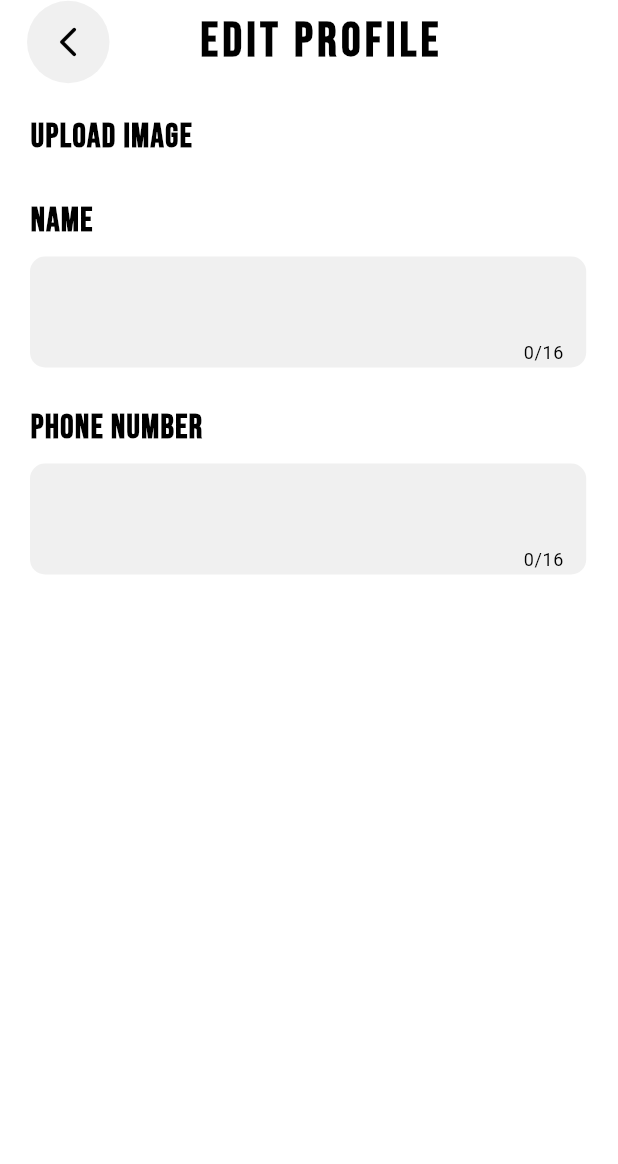
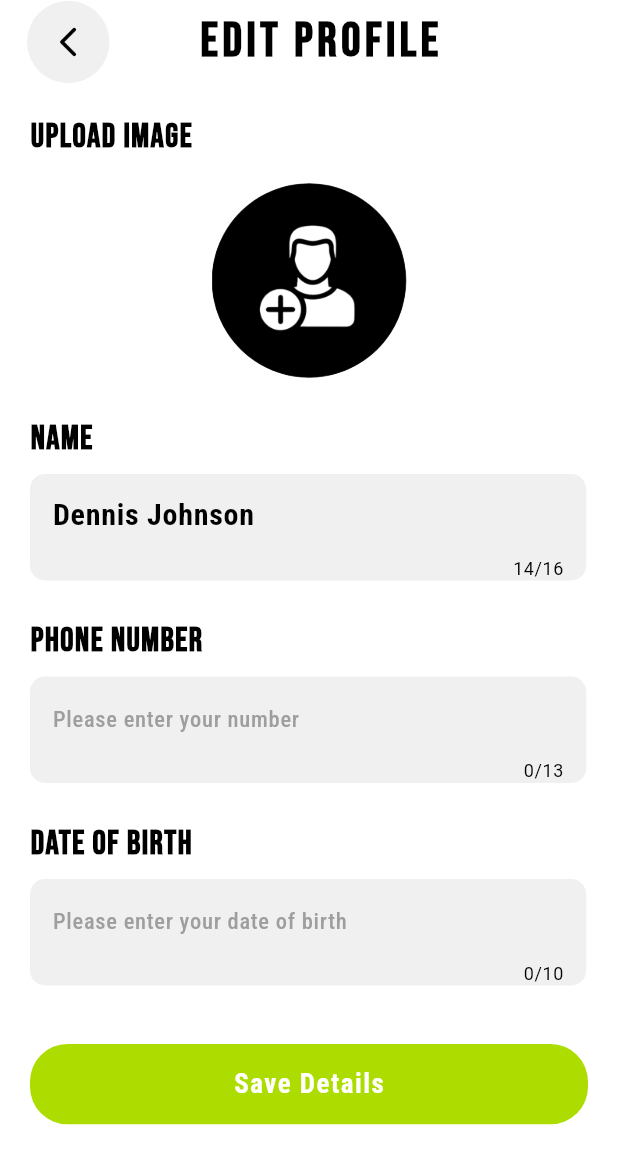
Before and after one commit to codex7Teen/Wulflex_E-commerce_App, a Flutter app: the ScreenProfile screen opened directly, after a tap on "Edit Profile", on a phone screen of 412 x 824 dp. Shown: the top 1164 px of the screen. Run offline on Flutter 3.47's test engine with Material 3 defaults, Android fonts, the phone set to English and light mode, and no system bars; our stand-ins replace bloc, carousel_slider, equatable, firebase_auth, firebase_core, flutter_bloc and 5 more; accounts and stored records are empty.

Commit message:
edit user profile

```diff
--- a/lib/screens/main_screens/account_screens/profile_screen/edit_profile_screen.dart
+++ b/lib/screens/main_screens/account_screens/profile_screen/edit_profile_screen.dart
@@ -1,13 +1,18 @@
+import 'dart:io';
+
 import 'package:flutter/material.dart';
 import 'package:image_picker/image_picker.dart';
+import 'package:wulflex/utils/consts/app_colors.dart';
 import 'package:wulflex/utils/consts/text_styles.dart';
 import 'package:wulflex/widgets/custom_appbar_with_backbutton.dart';
-import 'package:wulflex/widgets/custom_authentication_tetxfield_widget.dart';
+import 'package:wulflex/widgets/custom_green_button_widget.dart';
 import 'package:wulflex/widgets/custom_textfields_widget.dart';
 
 class ScreenEditProfile extends StatefulWidget {
   final String screenTitle;
-  const ScreenEditProfile({super.key, required this.screenTitle});
+  final String name;
+  const ScreenEditProfile(
+      {super.key, required this.screenTitle, required this.name});
 
   @override
   State<ScreenEditProfile> createState() => _ScreenEditProfileState();
@@ -17,19 +22,27 @@ class _ScreenEditProfileState extends State<ScreenEditProfile> {
   GlobalKey<FormState> formKey = GlobalKey<FormState>();
   final TextEditingController _nameController = TextEditingController();
   final TextEditingController _phoneNumberController = TextEditingController();
+  final TextEditingController _dateofbirthController = TextEditingController();
 
-  // Track selected weights
-  Set<String> selectedWeights = {};
-
-  // List to store picked image path
-  List<String> selectedImages = [];
-
-  // Checkbox State
-  bool isAgreed = false;
+  // store picked image
+  File? _selectedImage;
 
   Future pickImage() async {
     // Open image picker
     final ImagePicker picker = ImagePicker();
+    final XFile? image = await picker.pickImage(source: ImageSource.gallery);
+
+    if (image != null) {
+      setState(() {
+        _selectedImage = File(image.path);
+      });
+    }
+  }
+
+  @override
+  void initState() {
+    super.initState();
+    _nameController.text = widget.name;
   }
 
   @override
@@ -41,7 +54,10 @@ class _ScreenEditProfileState extends State<ScreenEditProfile> {
 
   @override
   Widget build(BuildContext context) {
+    final isLightTheme = Theme.of(context).brightness == Brightness.light;
     return Scaffold(
+      backgroundColor:
+          isLightTheme ? AppColors.whiteThemeColor : AppColors.blackThemeColor,
       appBar: customAppbarWithBackbutton(context, "Edit Profile", 0.1),
       body: SingleChildScrollView(
         child: Padding(
@@ -52,10 +68,32 @@ class _ScreenEditProfileState extends State<ScreenEditProfile> {
               crossAxisAlignment: CrossAxisAlignment.start,
               children: [
                 Text('Upload Image',
-                    style: AppTextStyles.screenSubHeadings(context)),
+                    style: AppTextStyles.editScreenSubHeadings(context)),
+                SizedBox(height: 15),
+                Center(
+                  child: GestureDetector(
+                    onTap: pickImage,
+                    child: SizedBox(
+                      height: 130,
+                      width: 130,
+                      child: ClipRRect(
+                        borderRadius: BorderRadius.circular(100),
+                        child: _selectedImage != null
+                            ? Image.file(_selectedImage!, fit: BoxFit.cover)
+                            : Image.asset(
+                                'assets/add_profile.png',
+                                fit: BoxFit.cover,
+                                color: isLightTheme
+                                    ? AppColors.blackThemeColor
+                                    : AppColors.whiteThemeColor,
+                              ),
+                      ),
+                    ),
+                  ),
+                ),
                 SizedBox(height: 25),
                 Text('NAME',
-                    style: AppTextStyles.screenSubHeadings(context)),
+                    style: AppTextStyles.editScreenSubHeadings(context)),
                 SizedBox(height: 8),
                 CustomTextfieldsWidget(
                   validator: (value) {
@@ -65,10 +103,11 @@ class _ScreenEditProfileState extends State<ScreenEditProfile> {
                     return null;
                   },
                   controller: _nameController,
+                  hintText: 'Please enter your name',
                 ),
                 SizedBox(height: 25),
                 Text('PHONE NUMBER',
-                    style: AppTextStyles.screenSubHeadings(context)),
+                    style: AppTextStyles.editScreenSubHeadings(context)),
                 SizedBox(height: 8),
                 CustomTextfieldsWidget(
                   validator: (value) {
@@ -78,9 +117,32 @@ class _ScreenEditProfileState extends State<ScreenEditProfile> {
                     return null;
                   },
                   controller: _phoneNumberController,
+                  textInputType: TextInputType.number,
+                  maxCharacterLength: 13,
+                  hintText: 'Please enter your number',
                 ),
                 SizedBox(height: 25),
-                //TODO CREATE A DATE PICKER
+                Text('DATE OF BIRTH',
+                    style: AppTextStyles.editScreenSubHeadings(context)),
+                SizedBox(height: 8),
+                CustomTextfieldsWidget(
+                  validator: (value) {
+                    if (value == null || value.trim().isEmpty) {
+                      return 'Please enter your phone number';
+                    }
+                    return null;
+                  },
+                  controller: _dateofbirthController,
+                  textInputType: TextInputType.number,
+                  maxCharacterLength: 10,
+                  hintText: 'Please enter your date of birth',
+                ),
+                SizedBox(height: 39),
+                GreenButtonWidget(
+                  buttonText: "Save Details",
+                  borderRadius: 25,
+                  width: 1,
+                )
               ],
             ),
           ),
--- a/lib/screens/main_screens/account_screens/profile_screen/profile_screen.dart
+++ b/lib/screens/main_screens/account_screens/profile_screen/profile_screen.dart
@@ -5,7 +5,7 @@ import 'package:wulflex/utils/consts/text_styles.dart';
 import 'package:wulflex/widgets/custom_appbar_with_backbutton.dart';
 import 'package:wulflex/widgets/custom_green_button_widget.dart';
 import 'package:wulflex/widgets/custom_grey_container_widget.dart';
-import 'package:wulflex/widgets/custom_red_button_widget.dart';
+import 'package:wulflex/widgets/custom_black_button_widget.dart';
 import 'package:wulflex/widgets/navigation_helper_widget.dart';
 
 class ScreenProfile extends StatelessWidget {
@@ -66,10 +66,10 @@ class ScreenProfile extends StatelessWidget {
                     icon: Icons.cake_rounded),
                     SizedBox(height: 20),
                     GestureDetector(
-                      onTap: () => NavigationHelper.navigateToWithoutReplacement(context, ScreenEditProfile(screenTitle: 'Edit Profile')),
+                      onTap: () => NavigationHelper.navigateToWithoutReplacement(context, ScreenEditProfile(screenTitle: 'Edit Profile', name: 'Dennis Johnson',)),
                       child: GreenButtonWidget(buttonText: 'Edit Profile', borderRadius: 25, width: 1,)),
                     SizedBox(height: 20),
-                    CustomRedButtonWidget(buttonText: "Delete Account", borderRadius: 25)
+                    CustomBlackButtonWidget(buttonText: "Delete Account", borderRadius: 25)
               ],
             ),
           ),
--- a/lib/utils/consts/text_styles.dart
+++ b/lib/utils/consts/text_styles.dart
@@ -269,7 +269,7 @@ class AppTextStyles {
       fontWeight: FontWeight.w600);
 
 //! HEY USER WELCOME TEXT
-      static TextStyle heyUserWelcomeText(BuildContext context) =>
+  static TextStyle heyUserWelcomeText(BuildContext context) =>
       GoogleFonts.bebasNeue(
           fontSize: 28,
           color: Theme.of(context).brightness == Brightness.light
@@ -278,8 +278,9 @@ class AppTextStyles {
           letterSpacing: 3,
           fontWeight: FontWeight.w600);
 
-          //! SCREEN SUB HEADINGS
-  static TextStyle screenSubHeadings(BuildContext context) =>
+  //! SCREEN SUB HEADINGS
+  static TextStyle screenSubHeadings(
+          BuildContext context) =>
       GoogleFonts.bebasNeue(
           fontSize: 22,
           color: Theme.of(context).brightness == Brightness.light
@@ -288,10 +289,46 @@ class AppTextStyles {
           letterSpacing: 1,
           fontWeight: FontWeight.w600);
 
-          //! SCREEN SUB TITLES
+  //! SCREEN SUB TITLES
   static final TextStyle screenSubTitles = GoogleFonts.robotoCondensed(
       fontWeight: FontWeight.bold,
       color: AppColors.blackThemeColor,
       fontSize: 18,
       letterSpacing: 1);
+
+  //! EDIT SCREEN SUB HEADINGS
+  static TextStyle editScreenSubHeadings(BuildContext context) =>
+      GoogleFonts.bebasNeue(
+          fontSize: 22,
+          color: Theme.of(context).brightness == Brightness.light
+              ? AppColors.blackThemeColor
+              : AppColors.whiteThemeColor,
+          letterSpacing: 1,
+          fontWeight: FontWeight.w600);
+
+  //! EDIT SCREEN TEXT FIELD STYLES
+  static TextStyle editScreenTextfieldStyles(BuildContext context) =>
+      GoogleFonts.robotoCondensed(
+          textStyle: TextStyle(
+              color: AppColors.blackThemeColor,
+              fontWeight: FontWeight.bold,
+              fontSize: 20));
+
+  //! EDIT SCREEN HINT TEXT STYLE
+  static TextStyle editScreenHinttextStyles(BuildContext context) =>
+      GoogleFonts.robotoCondensed(
+          textStyle: TextStyle(
+              color: AppColors.greyThemeColor,
+              fontWeight: FontWeight.w500,
+              fontSize: 15));
+
+  //! CUSTOM BLACK BUTTON TEXT
+  static TextStyle customBlackButtonText(BuildContext context) =>
+      GoogleFonts.robotoCondensed(
+          fontSize: 18,
+          color: Theme.of(context).brightness == Brightness.light
+              ? AppColors.whiteThemeColor
+              : AppColors.blackThemeColor,
+          letterSpacing: 1,
+          fontWeight: FontWeight.bold);
 }
--- a/lib/widgets/custom_red_button_widget.dart
+++ b/lib/widgets/custom_black_button_widget.dart
@@ -2,11 +2,11 @@ import 'package:flutter/material.dart';
 import 'package:wulflex/utils/consts/app_colors.dart';
 import 'package:wulflex/utils/consts/text_styles.dart';
 
-class CustomRedButtonWidget extends StatelessWidget {
+class CustomBlackButtonWidget extends StatelessWidget {
   final String buttonText;
   final bool isLoading;
   final double borderRadius;
-  const CustomRedButtonWidget(
+  const CustomBlackButtonWidget(
       {super.key,
       required this.buttonText,
       this.isLoading = false,
@@ -14,13 +14,16 @@ class CustomRedButtonWidget extends StatelessWidget {
 
   @override
   Widget build(BuildContext context) {
+    final isLightTheme = Theme.of(context).brightness == Brightness.light;
     return Center(
       child: Container(
         width: MediaQuery.sizeOf(context).width * 1,
         height: MediaQuery.sizeOf(context).height * 0.065,
         decoration: BoxDecoration(
             borderRadius: BorderRadius.circular(borderRadius),
-            color: AppColors.darkRedThemeColor),
+            color: isLightTheme
+                ? AppColors.blackThemeColor
+                : AppColors.whiteThemeColor),
         child: Center(
           // show loading indication when some state is loading
           child: isLoading
@@ -30,9 +33,22 @@ class CustomRedButtonWidget extends StatelessWidget {
                   child: CircularProgressIndicator(
                     color: AppColors.whiteThemeColor,
                   ))
-              : Text(
-                  buttonText,
-                  style: AppTextStyles.customGreenButtonText,
+              : Row(
+                  mainAxisAlignment: MainAxisAlignment.center,
+                  children: [
+                    Icon(
+                      Icons.warning_amber_rounded,
+                      size: 24,
+                      color: isLightTheme
+                          ? AppColors.whiteThemeColor
+                          : AppColors.blackThemeColor,
+                    ),
+                    SizedBox(width: 8),
+                    Text(
+                      buttonText,
+                      style: AppTextStyles.customBlackButtonText(context),
+                    ),
+                  ],
                 ),
         ),
       ),
--- a/lib/widgets/custom_textfields_widget.dart
+++ b/lib/widgets/custom_textfields_widget.dart
@@ -8,13 +8,17 @@ class CustomTextfieldsWidget extends StatelessWidget {
   final int? maxLines;
   final FormFieldValidator<String>? validator;
   final TextEditingController controller;
+  final int? maxCharacterLength;
+  final String? hintText;
   const CustomTextfieldsWidget(
       {super.key,
       this.textInputType = TextInputType.text,
       this.minLines = 1,
       this.maxLines = 1,
       this.validator,
-      required this.controller});
+      required this.controller,
+      this.maxCharacterLength = 16,
+      this.hintText = ''});
 
   @override
   Widget build(BuildContext context) {
@@ -25,18 +29,20 @@ class CustomTextfieldsWidget extends StatelessWidget {
         color: AppColors.lightGreyThemeColor,
       ),
       child: Padding(
-        padding: const EdgeInsets.only(left: 15, right: 15, top: 4, bottom: 2),
+        padding: const EdgeInsets.only(left: 15, right: 15, top: 3, bottom: 0),
         child: TextFormField(
-          maxLength: 16,
+          maxLength: maxCharacterLength,
           autovalidateMode: AutovalidateMode.onUserInteraction,
           controller: controller,
           validator: validator,
           minLines: minLines,
           maxLines: maxLines,
           keyboardType: textInputType,
-          style: AppTextStyles.authenticationTextfieldStyle,
-          //TODO ADD A HINTTEXT FOR EACH FIELDS
-          decoration: InputDecoration(border: InputBorder.none),
+          style: AppTextStyles.editScreenTextfieldStyles(context),
+          decoration: InputDecoration(
+              border: InputBorder.none,
+              hintText: hintText,
+              hintStyle: AppTextStyles.editScreenHinttextStyles(context)),
         ),
       ),
     );
```
Also changed, not shown: assets/add_profile.png (added).
